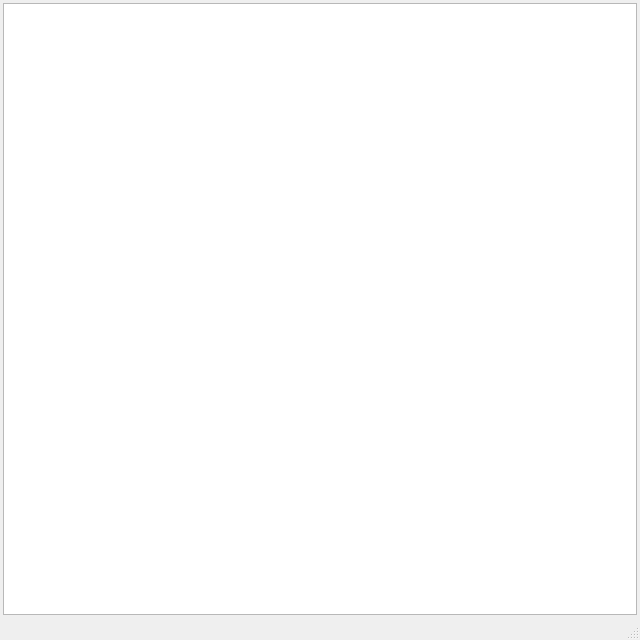
Qt form ui/forms/form_finactions_record.ui (e-vladimir/finmanager) before a commit.
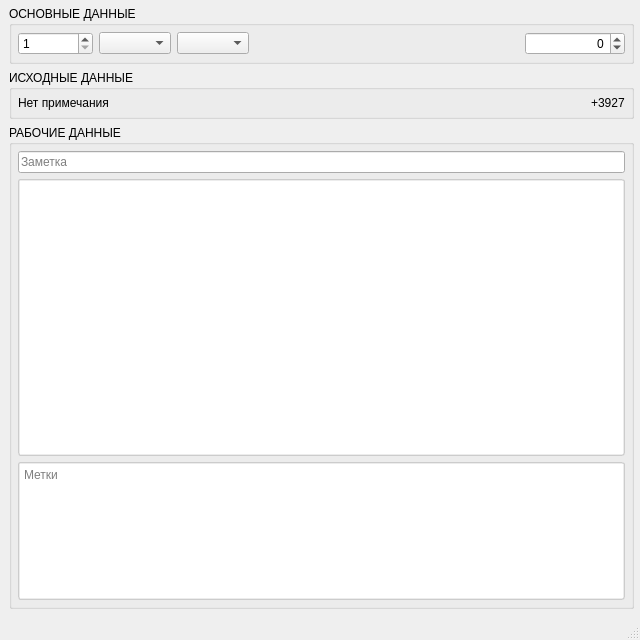
The same form after that commit.

What changed in the file:
```diff
--- a/ui/forms/form_finactions_record.ui
+++ b/ui/forms/form_finactions_record.ui
@@ -14,63 +14,264 @@
    <string>MainWindow</string>
   </property>
   <widget class="QWidget" name="centralwidget">
-   <layout class="QHBoxLayout" name="horizontalLayout" stretch="1">
-    <property name="spacing">
-     <number>3</number>
-    </property>
-    <property name="leftMargin">
-     <number>3</number>
-    </property>
+   <layout class="QVBoxLayout" name="verticalLayout_4">
     <property name="topMargin">
-     <number>3</number>
+     <number>6</number>
     </property>
     <property name="rightMargin">
-     <number>3</number>
+     <number>6</number>
     </property>
-    <property name="bottomMargin">
-     <number>3</number>
-    </property>
     <item>
-     <widget class="QTableView" name="table_data">
-      <property name="contextMenuPolicy">
-       <enum>Qt::ContextMenuPolicy::CustomContextMenu</enum>
+     <widget class="QGroupBox" name="group_main">
+      <property name="title">
+       <string>ОСНОВНЫЕ ДАННЫЕ</string>
       </property>
-      <property name="editTriggers">
-       <set>QAbstractItemView::EditTrigger::NoEditTriggers</set>
+      <layout class="QVBoxLayout" name="verticalLayout_3">
+       <property name="spacing">
+        <number>6</number>
+       </property>
+       <property name="leftMargin">
+        <number>6</number>
+       </property>
+       <property name="topMargin">
+        <number>6</number>
+       </property>
+       <property name="rightMargin">
+        <number>6</number>
+       </property>
+       <property name="bottomMargin">
+        <number>6</number>
+       </property>
+       <item>
+        <layout class="QHBoxLayout" name="horizontalLayout" stretch="0,0,0,0,0">
+         <property name="spacing">
+          <number>6</number>
+         </property>
+         <item>
+          <widget class="QSpinBox" name="edit_dd">
+           <property name="minimumSize">
+            <size>
+             <width>75</width>
+             <height>0</height>
+            </size>
+           </property>
+           <property name="maximumSize">
+            <size>
+             <width>75</width>
+             <height>16777215</height>
+            </size>
+           </property>
+           <property name="minimum">
+            <number>1</number>
+           </property>
+           <property name="maximum">
+            <number>31</number>
+           </property>
+          </widget>
+         </item>
+         <item>
+          <widget class="QComboBox" name="cbbox_dm">
+           <property name="maximumSize">
+            <size>
+             <width>75</width>
+             <height>16777215</height>
+            </size>
+           </property>
+           <property name="placeholderText">
+            <string>мес</string>
+           </property>
+          </widget>
+         </item>
+         <item>
+          <widget class="QComboBox" name="cbbox_dy">
+           <property name="maximumSize">
+            <size>
+             <width>75</width>
+             <height>16777215</height>
+            </size>
+           </property>
+           <property name="currentText">
+            <string/>
+           </property>
+           <property name="placeholderText">
+            <string>2024</string>
+           </property>
+          </widget>
+         </item>
+         <item>
+          <spacer name="horizontalSpacer">
+           <property name="orientation">
+            <enum>Qt::Orientation::Horizontal</enum>
+           </property>
+           <property name="sizeHint" stdset="0">
+            <size>
+             <width>40</width>
+             <height>20</height>
+            </size>
+           </property>
+          </spacer>
+         </item>
+         <item>
+          <widget class="QSpinBox" name="edit_amount">
+           <property name="minimumSize">
+            <size>
+             <width>100</width>
+             <height>0</height>
+            </size>
+           </property>
+           <property name="alignment">
+            <set>Qt::AlignmentFlag::AlignRight|Qt::AlignmentFlag::AlignTrailing|Qt::AlignmentFlag::AlignVCenter</set>
+           </property>
+           <property name="specialValueText">
+            <string/>
+           </property>
+           <property name="showGroupSeparator" stdset="0">
+            <bool>true</bool>
+           </property>
+           <property name="minimum">
+            <number>-99999999</number>
+           </property>
+           <property name="maximum">
+            <number>99999999</number>
+           </property>
+           <property name="value">
+            <number>0</number>
+           </property>
+           <property name="displayIntegerBase">
+            <number>10</number>
+           </property>
+          </widget>
+         </item>
+        </layout>
+       </item>
+      </layout>
+     </widget>
+    </item>
+    <item>
+     <widget class="QGroupBox" name="group_src">
+      <property name="title">
+       <string>ИСХОДНЫЕ ДАННЫЕ</string>
       </property>
-      <property name="alternatingRowColors">
+      <property name="flat">
        <bool>false</bool>
       </property>
-      <property name="selectionBehavior">
-       <enum>QAbstractItemView::SelectionBehavior::SelectRows</enum>
+      <layout class="QHBoxLayout" name="horizontalLayout_2" stretch="1,0">
+       <property name="spacing">
+        <number>6</number>
+       </property>
+       <property name="leftMargin">
+        <number>6</number>
+       </property>
+       <property name="topMargin">
+        <number>6</number>
+       </property>
+       <property name="rightMargin">
+        <number>6</number>
+       </property>
+       <property name="bottomMargin">
+        <number>6</number>
+       </property>
+       <item>
+        <widget class="QLabel" name="label_src_note">
+         <property name="text">
+          <string>Нет примечания</string>
+         </property>
+         <property name="wordWrap">
+          <bool>true</bool>
+         </property>
+        </widget>
+       </item>
+       <item>
+        <widget class="QLabel" name="label_src_amount">
+         <property name="text">
+          <string>+3927</string>
+         </property>
+        </widget>
+       </item>
+      </layout>
+     </widget>
+    </item>
+    <item>
+     <widget class="QGroupBox" name="group_record">
+      <property name="title">
+       <string>РАБОЧИЕ ДАННЫЕ</string>
       </property>
-      <property name="showGrid">
+      <property name="flat">
        <bool>false</bool>
       </property>
-      <attribute name="horizontalHeaderVisible">
-       <bool>false</bool>
-      </attribute>
-      <attribute name="horizontalHeaderMinimumSectionSize">
-       <number>20</number>
-      </attribute>
-      <attribute name="horizontalHeaderDefaultSectionSize">
-       <number>20</number>
-      </attribute>
-      <attribute name="horizontalHeaderStretchLastSection">
-       <bool>true</bool>
-      </attribute>
-      <attribute name="verticalHeaderVisible">
-       <bool>false</bool>
-      </attribute>
-      <attribute name="verticalHeaderMinimumSectionSize">
-       <number>20</number>
-      </attribute>
-      <attribute name="verticalHeaderDefaultSectionSize">
-       <number>20</number>
-      </attribute>
-      <attribute name="verticalHeaderStretchLastSection">
-       <bool>false</bool>
-      </attribute>
+      <layout class="QVBoxLayout" name="verticalLayout" stretch="0,2,1">
+       <property name="spacing">
+        <number>6</number>
+       </property>
+       <property name="leftMargin">
+        <number>6</number>
+       </property>
+       <property name="topMargin">
+        <number>6</number>
+       </property>
+       <property name="rightMargin">
+        <number>6</number>
+       </property>
+       <property name="bottomMargin">
+        <number>6</number>
+       </property>
+       <item>
+        <widget class="QLineEdit" name="edit_note">
+         <property name="placeholderText">
+          <string>Заметка</string>
+         </property>
+        </widget>
+       </item>
+       <item>
+        <widget class="QTreeView" name="tree_finstruct">
+         <property name="autoFillBackground">
+          <bool>false</bool>
+         </property>
+         <property name="styleSheet">
+          <string notr="true"> QTreeView {
+	border: 1px solid #CCCCCC;
+	border-radius: 3px;
+	padding: 1px;
+}</string>
+         </property>
+         <property name="editTriggers">
+          <set>QAbstractItemView::EditTrigger::NoEditTriggers</set>
+         </property>
+         <property name="rootIsDecorated">
+          <bool>false</bool>
+         </property>
+         <property name="itemsExpandable">
+          <bool>false</bool>
+         </property>
+         <property name="expandsOnDoubleClick">
+          <bool>false</bool>
+         </property>
+         <attribute name="headerVisible">
+          <bool>false</bool>
+         </attribute>
+        </widget>
+       </item>
+       <item>
+        <widget class="QPlainTextEdit" name="edit_labels">
+         <property name="styleSheet">
+          <string notr="true">QPlainTextEdit {
+	border: 1px solid #CCCCCC;
+	border-radius: 3px;
+	padding: 1px;
+}</string>
+         </property>
+         <property name="overwriteMode">
+          <bool>false</bool>
+         </property>
+         <property name="backgroundVisible">
+          <bool>false</bool>
+         </property>
+         <property name="placeholderText">
+          <string>Метки</string>
+         </property>
+        </widget>
+       </item>
+      </layout>
      </widget>
     </item>
    </layout>
```
Left out of the diff: 4 changed lines with no effect on the pictures.
